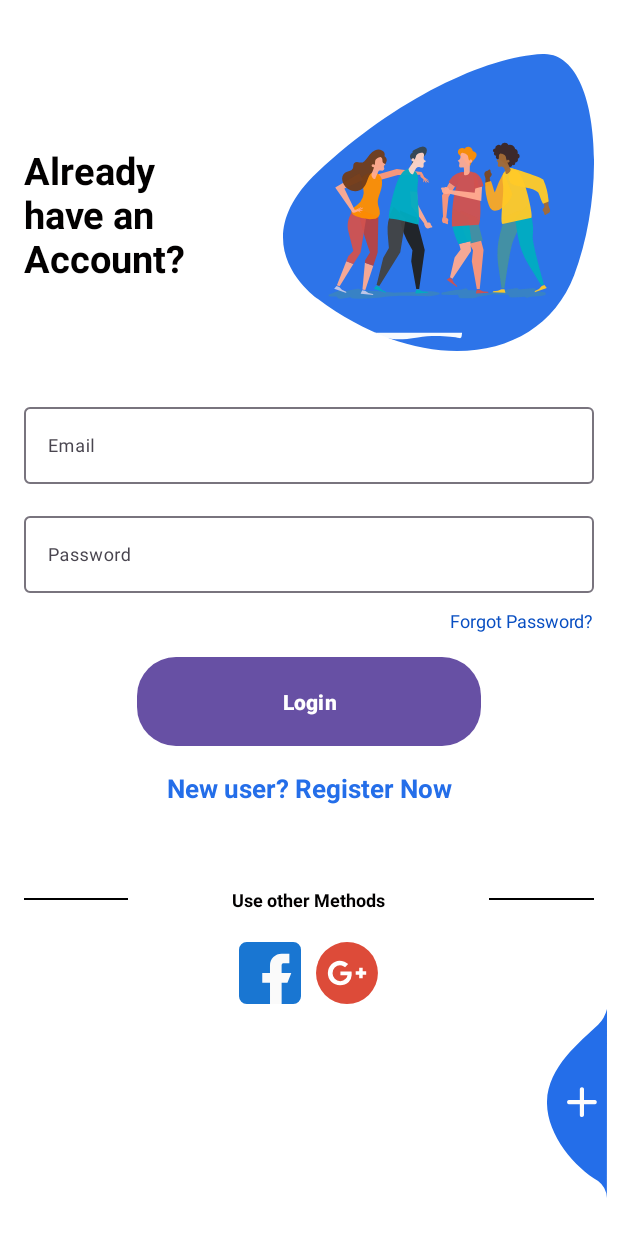
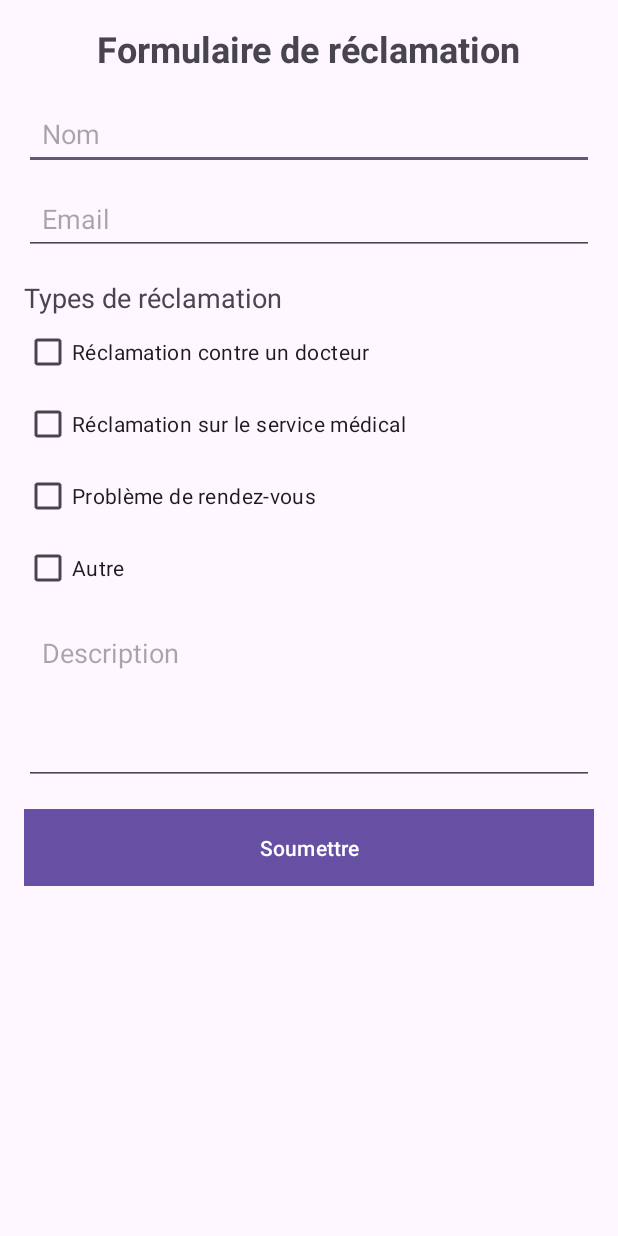
Before and after one commit to aziztrifi/mobilesanteeconect, an Android app: the screen it shows after launch (LoginActivity before the commit, ReclamationActivity after it), on a phone screen of 412 x 824 dp. Run offline under Robolectric (Android 15) with nearby library versions, the phone set to English and light mode, and no system bars.

Commit message:
interface reclamation et interface suivi reclamation

```diff
--- a/app/build.gradle.kts
+++ b/app/build.gradle.kts
@@ -40,4 +40,6 @@ dependencies {
     testImplementation(libs.junit)
     androidTestImplementation(libs.ext.junit)
     androidTestImplementation(libs.espresso.core)
+
+    implementation("com.google.android.material:material:1.8.0")
 }
--- /dev/null
+++ b/app/src/main/java/com/example/santeconnect/Activity/ReclamationActivity.java
@@ -0,0 +1,138 @@
+package com.example.santeconnect.Activity;
+
+import android.content.DialogInterface;
+import android.content.Intent; // Ajout de l'importation Intent
+import android.os.Bundle;
+import android.util.Patterns;
+import android.view.LayoutInflater;
+import android.view.View;
+import android.widget.Button;
+import android.widget.CheckBox;
+import android.widget.EditText;
+import androidx.appcompat.app.AlertDialog;
+import androidx.appcompat.app.AppCompatActivity;
+import com.example.santeconnect.R;
+import com.google.android.material.snackbar.Snackbar;
+
+public class ReclamationActivity extends AppCompatActivity {
+
+    private EditText etName, etEmail, etDescription, etOtherReclamation;
+    private CheckBox cbDoctor, cbService, cbAppointment, cbOther;
+    private Button btnSubmit;
+
+    @Override
+    protected void onCreate(Bundle savedInstanceState) {
+        super.onCreate(savedInstanceState);
+        setContentView(R.layout.activity_reclamation);
+
+        // Initialisation des vues
+        etName = findViewById(R.id.et_name);
+        etEmail = findViewById(R.id.et_email);
+        etDescription = findViewById(R.id.et_description);
+        etOtherReclamation = findViewById(R.id.et_other_reclamation);
+        cbDoctor = findViewById(R.id.cb_doctor);
+        cbService = findViewById(R.id.cb_service);
+        cbAppointment = findViewById(R.id.cb_appointment);
+        cbOther = findViewById(R.id.cb_other);
+        btnSubmit = findViewById(R.id.btn_submit);
+
+        // Action pour le bouton Soumettre
+        btnSubmit.setOnClickListener(new View.OnClickListener() {
+            @Override
+            public void onClick(View v) {
+                validateForm();
+            }
+        });
+
+        // Listener pour la case à cocher "Autre"
+        cbOther.setOnCheckedChangeListener((buttonView, isChecked) -> {
+            if (isChecked) {
+                etOtherReclamation.setVisibility(View.VISIBLE);
+            } else {
+                etOtherReclamation.setVisibility(View.GONE);
+                etOtherReclamation.setText(""); // Clear text if unchecked
+            }
+        });
+    }
+
+    private void validateForm() {
+        // Récupérer les valeurs des champs
+        String name = etName.getText().toString().trim();
+        String email = etEmail.getText().toString().trim();
+        String description = etDescription.getText().toString().trim();
+
+        // Vérification du nom (min 3 caractères et pas de caractères spéciaux)
+        if (name.isEmpty() || name.length() < 3 || !name.matches("^[a-zA-Z\\s]+$")) {
+            etName.setError("Le nom doit avoir au moins 3 caractères et ne doit contenir que des lettres.");
+            return;
+        }
+
+        // Vérification de l'email (doit être un email valide)
+        if (email.isEmpty() || !Patterns.EMAIL_ADDRESS.matcher(email).matches()) {
+            etEmail.setError("Veuillez entrer une adresse email valide.");
+            return;
+        }
+
+        // Vérification de la description (min 8 caractères)
+        if (description.isEmpty() || description.length() < 8) {
+            etDescription.setError("La description doit avoir au moins 8 caractères.");
+            return;
+        }
+
+        // Vérifier si au moins une case à cocher est sélectionnée
+        if (!cbDoctor.isChecked() && !cbService.isChecked() && !cbAppointment.isChecked() && !cbOther.isChecked()) {
+            Snackbar.make(findViewById(R.id.btn_submit), "Veuillez sélectionner au moins une option de réclamation.", Snackbar.LENGTH_SHORT).show();
+            return;
+        }
+
+        // Afficher un dialogue de confirmation
+        showConfirmationDialog(name, email, description);
+    }
+
+    private void showConfirmationDialog(String name, String email, String description) {
+        AlertDialog.Builder builder = new AlertDialog.Builder(this);
+        builder.setTitle("Confirmer la soumission");
+        builder.setMessage("Êtes-vous sûr de vouloir soumettre votre réclamation ?");
+
+        builder.setPositiveButton("Oui", new DialogInterface.OnClickListener() {
+            @Override
+            public void onClick(DialogInterface dialog, int which) {
+                // Réinitialiser le formulaire
+                resetForm();
+
+                // Afficher un message de succès
+                Snackbar snackbar = Snackbar.make(findViewById(R.id.btn_submit), "Votre réclamation a bien été soumise.", Snackbar.LENGTH_LONG);
+                snackbar.show();
+
+                // Démarrer l'activité de suivi des réclamations
+                Intent intent = new Intent(ReclamationActivity.this, SuiviReclamationActivity.class);
+                startActivity(intent);
+                finish(); // Optionnel : ferme l'activité actuelle si tu ne veux pas revenir en arrière
+            }
+        });
+
+        builder.setNegativeButton("Non", new DialogInterface.OnClickListener() {
+            @Override
+            public void onClick(DialogInterface dialog, int which) {
+                // Annuler et retourner au formulaire
+                dialog.dismiss();
+            }
+        });
+
+        AlertDialog dialog = builder.create();
+        dialog.show();
+    }
+
+    private void resetForm() {
+        // Réinitialiser les champs
+        etName.setText("");
+        etEmail.setText("");
+        etDescription.setText("");
+        etOtherReclamation.setText("");
+        cbDoctor.setChecked(false);
+        cbService.setChecked(false);
+        cbAppointment.setChecked(false);
+        cbOther.setChecked(false);
+        etOtherReclamation.setVisibility(View.GONE);
+    }
+}
--- /dev/null
+++ b/app/src/main/res/drawable/reclamation_background_green.xml
@@ -0,0 +1,4 @@
+<shape xmlns:android="http://schemas.android.com/apk/res/android">
+    <solid android:color="#4CAF50"/> <!-- Vert -->
+    <corners android:radius="8dp"/>
+</shape>
--- /dev/null
+++ b/app/src/main/res/drawable/reclamation_background_orange.xml
@@ -0,0 +1,4 @@
+<shape xmlns:android="http://schemas.android.com/apk/res/android">
+    <solid android:color="#FFA500"/> <!-- Orange -->
+    <corners android:radius="8dp"/>
+</shape>
--- /dev/null
+++ b/app/src/main/res/drawable/reclamation_background_red.xml
@@ -0,0 +1,4 @@
+<shape xmlns:android="http://schemas.android.com/apk/res/android">
+    <solid android:color="#FF0000"/> <!-- Rouge -->
+    <corners android:radius="8dp"/>
+</shape>
--- /dev/null
+++ b/app/src/main/res/layout/activity_reclamation.xml
@@ -0,0 +1,106 @@
+<?xml version="1.0" encoding="utf-8"?>
+<LinearLayout
+    xmlns:android="http://schemas.android.com/apk/res/android"
+    android:layout_width="match_parent"
+    android:layout_height="match_parent"
+    android:orientation="vertical"
+    android:padding="16dp">
+
+    <!-- Titre de la page -->
+    <TextView
+        android:id="@+id/tv_title"
+        android:layout_width="wrap_content"
+        android:layout_height="wrap_content"
+        android:text="Formulaire de réclamation"
+        android:textSize="24sp"
+        android:textStyle="bold"
+        android:gravity="center"
+        android:layout_gravity="center"
+        android:paddingBottom="16dp"/>
+
+    <!-- Champ Nom -->
+    <EditText
+        android:id="@+id/et_name"
+        android:layout_width="match_parent"
+        android:layout_height="wrap_content"
+        android:hint="Nom"
+        android:inputType="textPersonName"
+        android:padding="12dp"/>
+
+    <!-- Champ Email -->
+    <EditText
+        android:id="@+id/et_email"
+        android:layout_width="match_parent"
+        android:layout_height="wrap_content"
+        android:hint="Email"
+        android:inputType="textEmailAddress"
+        android:padding="12dp"
+        android:layout_marginTop="8dp"/>
+
+    <!-- Liste des types de réclamation -->
+    <TextView
+        android:layout_width="wrap_content"
+        android:layout_height="wrap_content"
+        android:text="Types de réclamation"
+        android:textSize="18sp"
+        android:paddingTop="16dp"/>
+
+    <CheckBox
+        android:id="@+id/cb_doctor"
+        android:layout_width="wrap_content"
+        android:layout_height="wrap_content"
+        android:text="Réclamation contre un docteur"/>
+
+    <CheckBox
+        android:id="@+id/cb_service"
+        android:layout_width="wrap_content"
+        android:layout_height="wrap_content"
+        android:text="Réclamation sur le service médical"/>
+
+    <CheckBox
+        android:id="@+id/cb_appointment"
+        android:layout_width="wrap_content"
+        android:layout_height="wrap_content"
+        android:text="Problème de rendez-vous"/>
+
+    <CheckBox
+        android:id="@+id/cb_other"
+        android:layout_width="wrap_content"
+        android:layout_height="wrap_content"
+        android:text="Autre"/>
+
+    <!-- Champ de texte pour la description de l'option 'Autre', caché au départ -->
+    <EditText
+        android:id="@+id/et_other_reclamation"
+        android:layout_width="match_parent"
+        android:layout_height="wrap_content"
+        android:hint="Veuillez préciser"
+        android:visibility="gone"
+        android:inputType="text"
+        android:padding="12dp"
+        android:layout_marginTop="8dp"/>
+
+    <!-- Champ Description -->
+    <EditText
+        android:id="@+id/et_description"
+        android:layout_width="match_parent"
+        android:layout_height="wrap_content"
+        android:hint="Description"
+        android:inputType="textMultiLine"
+        android:gravity="top"
+        android:padding="12dp"
+        android:minLines="4"
+        android:layout_marginTop="8dp"/>
+
+    <!-- Bouton Soumettre -->
+    <Button
+        android:id="@+id/btn_submit"
+        android:layout_width="match_parent"
+        android:layout_height="wrap_content"
+        android:text="Soumettre"
+        android:background="@color/design_default_color_primary"
+        android:textColor="@android:color/white"
+        android:layout_marginTop="16dp"
+        android:padding="12dp"/>
+
+</LinearLayout>
--- a/app/src/main/res/values/strings.xml
+++ b/app/src/main/res/values/strings.xml
@@ -21,7 +21,7 @@
     <string name="error_email_exists">Email Already Exists</string>
     <string name="error_password_match">Password Does Not Matches</string>
     <string name="error_valid_email_password">Wrong Email or Password</string>
-<string name="search_icon_desc">Search Icon</string>
+    <string name="search_icon_desc">Search Icon</string>
 
 
 </resources>
```
Also changed, not shown: app/src/main/AndroidManifest.xml (+18 -4 lines), app/src/main/java/com/example/santeconnect/Activity/AvisActivity.java (added, +28 -0 lines), app/src/main/java/com/example/santeconnect/Activity/SuiviReclamationActivity.java (added, +49 -0 lines), app/src/main/res/layout/activity_avis.xml (added, +57 -0 lines), app/src/main/res/layout/activity_suivi_reclamation.xml (added, +106 -0 lines), app/src/main/res/layout/snackbar_custom.xml (added, +11 -0 lines).
